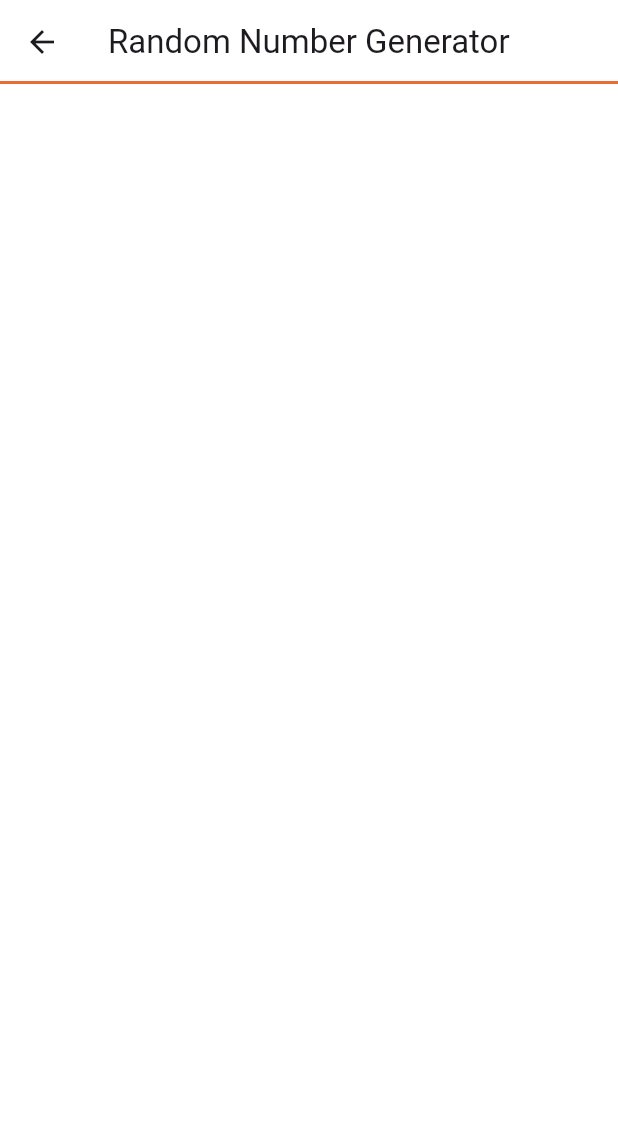
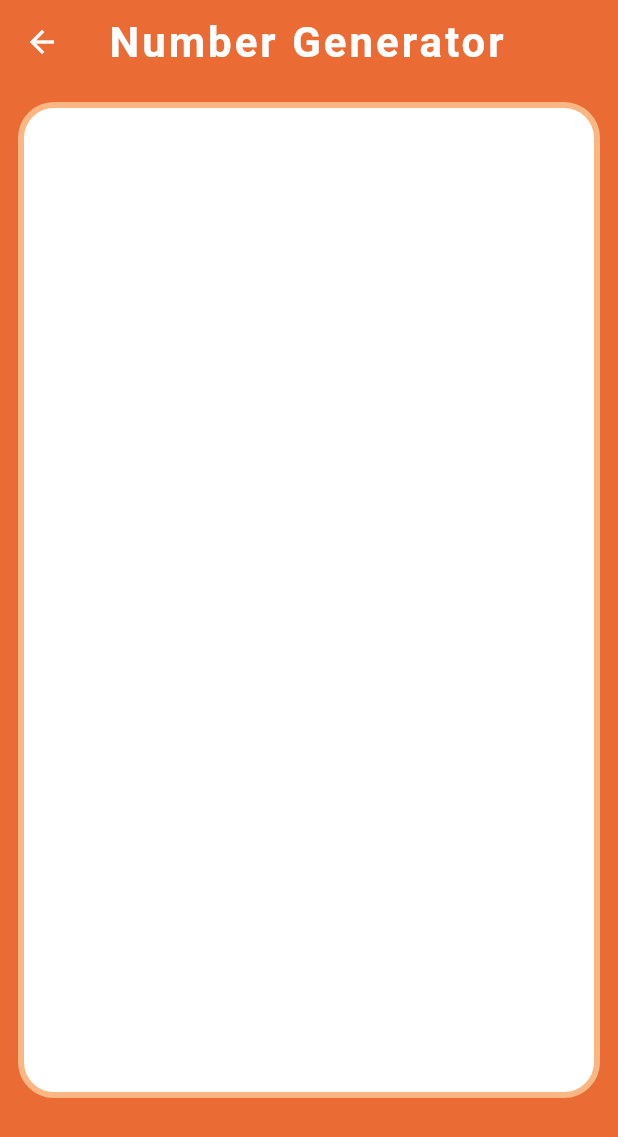
Before and after one commit to TavinaC/Decide., a Flutter app: the screen it shows after launch, after a tap on "Number Generator", on a phone screen of 412 x 824 dp. Shown: the top 1137 px of the screen. Run offline on Flutter 3.47's test engine with Material 3 defaults, Android fonts, the phone set to English and light mode, and no system bars; our stand-ins replace google_fonts.

Commit message:
styling updates

```diff
--- a/lib/components/app_bar.dart
+++ /dev/null
@@ -1,27 +0,0 @@
-import 'package:decide2/styles/colors.dart';
-import 'package:decide2/styles/sizes.dart';
-import 'package:flutter/material.dart';
-
-class Bar extends StatelessWidget implements PreferredSizeWidget{
-
-  final String title;
-
-  const Bar({super.key, required this.title});
-
-  @override
-  Widget build(BuildContext context) {
-    return AppBar(
-        title: Text(title),
-        backgroundColor: white,
-        shape: Border(
-          bottom: BorderSide(
-            color: primary,
-            width: border,
-          )
-        ),
-      );
-  }
-
-  @override
-  Size get preferredSize => const Size.fromHeight(kToolbarHeight);
-}
--- a/lib/components/base_page.dart
+++ b/lib/components/base_page.dart
@@ -1,5 +1,5 @@
-import 'package:decide2/components/app_bar.dart';
 import 'package:decide2/styles/colors.dart';
+import 'package:decide2/styles/sizes.dart';
 import 'package:flutter/material.dart';
 
 class BasePage extends StatelessWidget {
@@ -11,13 +11,31 @@ class BasePage extends StatelessWidget {
   @override
   Widget build(BuildContext context) {
     return Scaffold(
-      backgroundColor: white,
-      appBar: Bar(title: title,),
+      backgroundColor: primary,
+      appBar: AppBar(
+        backgroundColor: primary,
+        title: Text(
+          title,
+          style: title == "Decide." ? Theme.of(context).textTheme.titleLarge : Theme.of(context).textTheme.titleMedium,
+        ),
+        iconTheme: IconThemeData(
+          color: white,
+        ),
+        shape: Border(
+          bottom: BorderSide(
+            color: primary,
+            width: border,
+          )
+        ),
+      ),
       body: Column(
         children: [Expanded(
           child: container,
         )]
-      )
+      ),
+      bottomNavigationBar: BottomAppBar(
+        color: primary,
+      ),
     );
   }
 }
--- a/lib/components/home_buttons.dart
+++ b/lib/components/home_buttons.dart
@@ -11,22 +11,22 @@ class HomeButtons extends StatelessWidget{
 
   @override
   Widget build(BuildContext context) {
-    return GestureDetector(
-      onTap: () {
+    return Expanded(
+      child: GestureDetector(
+        onTap: () {
         Navigator.pushNamed(context, route);
       },
-      child: Padding(
-      padding: EdgeInsets.all(padding),
         child: Container(
           decoration: BoxDecoration(
+            color: white,
             border: Border.all(
-              color: primary,
+              color: primaryLight,
               width: border,
             ),
             borderRadius: BorderRadius.circular(radius),
           ),
           child: Center(
-            child: Text(text, style: TextStyle(color: black)))
+            child: Text(text, textAlign: TextAlign.center,))
           )
       )
     );
--- a/lib/main.dart
+++ b/lib/main.dart
@@ -2,8 +2,10 @@ import 'package:decide2/pages/coin_flip.dart';
 import 'package:decide2/pages/dice_roll.dart';
 import 'package:decide2/pages/rng.dart';
 import 'package:decide2/pages/spin_wheel.dart';
+import 'package:decide2/styles/colors.dart';
 import 'package:flutter/material.dart';
 import 'pages/home.dart';
+import 'package:google_fonts/google_fonts.dart';
 
 void main() {
   runApp(const MainApp());
@@ -16,6 +18,29 @@ class MainApp extends StatelessWidget {
   Widget build(BuildContext context) {
     return MaterialApp(
       home: const HomePage(),
+      theme: ThemeData(
+        textTheme: TextTheme(
+          titleLarge: GoogleFonts.dynaPuff(
+              fontSize: 32,
+              fontWeight: FontWeight.bold,
+              color: white,
+              letterSpacing: 2,
+            ),
+          titleMedium: GoogleFonts.dynaPuff(
+              fontSize: 28,
+              fontWeight: FontWeight.bold,
+              color: white,
+              letterSpacing: 2,
+            ),
+          bodyMedium: GoogleFonts.dynaPuff(
+              fontSize: 20,
+              fontWeight: FontWeight.bold,
+              color: primaryDark,
+              letterSpacing: 2,
+            ),
+          // Define other text styles as needed
+        ),
+      ),
       routes: {
         '/home':(context) => const HomePage(),
         '/rng':(context) => const RNG(),
--- a/lib/pages/coin_flip.dart
+++ b/lib/pages/coin_flip.dart
@@ -1,4 +1,6 @@
 import 'package:decide2/components/base_page.dart';
+import 'package:decide2/styles/colors.dart';
+import 'package:decide2/styles/sizes.dart';
 import 'package:flutter/material.dart';
 
 class Coin extends StatelessWidget {
@@ -9,7 +11,15 @@ class Coin extends StatelessWidget {
     return BasePage(
       title: "Coin Flip",
       container: Container(
-
+        margin: EdgeInsets.all(padding),
+        decoration: BoxDecoration(
+            color: white,
+            border: Border.all(
+              color: primaryLight,
+              width: border,
+            ),
+            borderRadius: BorderRadius.circular(radius),
+        )
     ));
   }
 }
--- a/lib/pages/dice_roll.dart
+++ b/lib/pages/dice_roll.dart
@@ -1,4 +1,6 @@
 import 'package:decide2/components/base_page.dart';
+import 'package:decide2/styles/colors.dart';
+import 'package:decide2/styles/sizes.dart';
 import 'package:flutter/material.dart';
 
 class Dice extends StatelessWidget {
@@ -9,7 +11,15 @@ class Dice extends StatelessWidget {
     return BasePage(
       title: "Dice Roll",
       container: Container(
-
+        margin: EdgeInsets.all(padding),
+        decoration: BoxDecoration(
+            color: white,
+            border: Border.all(
+              color: primaryLight,
+              width: border,
+            ),
+            borderRadius: BorderRadius.circular(radius),
+        )
     ));
   }
 }
--- a/lib/pages/home.dart
+++ b/lib/pages/home.dart
@@ -25,15 +25,40 @@ class HomePage extends StatelessWidget {
     return BasePage(
       title: "Decide.",
       container: Container(
-        padding: EdgeInsets.only(left:padding, right:padding, bottom: padding),
-          child: GridView.builder(
-            itemCount: buttons.length,
-            gridDelegate: SliverGridDelegateWithFixedCrossAxisCount(crossAxisCount: 2),
-            itemBuilder: (BuildContext context, int index) {
-              return HomeButtons(
-                text: buttons[index],
-                route: routes[index],
-                );
-            })
+        padding: EdgeInsets.all(padding),
+          child:
+            Column(
+              spacing: padding,
+              children: [
+              Expanded(child:
+                Row(
+                  spacing: padding,
+                  children: [
+                  HomeButtons(
+                    text: buttons[0],
+                    route: routes[0],
+                    ),
+                  HomeButtons(
+                    text: buttons[1],
+                    route: routes[1],
+                    ),
+                ],),
+              ),
+              Expanded(child:
+                Row(
+                  spacing: padding,
+                  children: [
+                  HomeButtons(
+                    text: buttons[2],
+                    route: routes[2],
+                    ),
+                  HomeButtons(
+                    text: buttons[3],
+                    route: routes[3],
+                    ),
+                ],),
+              ),
+          ],)
+
     ));
 }}
--- a/lib/pages/rng.dart
+++ b/lib/pages/rng.dart
@@ -1,4 +1,6 @@
 import 'package:decide2/components/base_page.dart';
+import 'package:decide2/styles/colors.dart';
+import 'package:decide2/styles/sizes.dart';
 import 'package:flutter/material.dart';
 
 class RNG extends StatelessWidget {
@@ -7,9 +9,17 @@ class RNG extends StatelessWidget {
   @override
   Widget build(BuildContext context) {
     return BasePage(
-      title: "Random Number Generator",
+      title: "Number Generator",
       container: Container(
-
+        margin: EdgeInsets.all(padding),
+        decoration: BoxDecoration(
+            color: white,
+            border: Border.all(
+              color: primaryLight,
+              width: border,
+            ),
+            borderRadius: BorderRadius.circular(radius),
+        )
     ));
   }
 }
--- a/lib/pages/spin_wheel.dart
+++ b/lib/pages/spin_wheel.dart
@@ -1,4 +1,6 @@
 import 'package:decide2/components/base_page.dart';
+import 'package:decide2/styles/colors.dart';
+import 'package:decide2/styles/sizes.dart';
 import 'package:flutter/material.dart';
 
 class Wheel extends StatelessWidget {
@@ -9,7 +11,15 @@ class Wheel extends StatelessWidget {
     return BasePage(
       title: "Wheel Selector",
       container: Container(
-
+        margin: EdgeInsets.all(padding),
+        decoration: BoxDecoration(
+            color: white,
+            border: Border.all(
+              color: primaryLight,
+              width: border,
+            ),
+            borderRadius: BorderRadius.circular(radius),
+        )
     ));
   }
 }
--- a/lib/styles/colors.dart
+++ b/lib/styles/colors.dart
@@ -1,6 +1,8 @@
 import 'package:flutter/material.dart';
 
-Color primary = Color(0xFFeb6b34);
+Color primary = Color.fromARGB(255, 235, 107, 52);
+Color primaryDark = Color.fromARGB(255, 159, 51, 12);
+Color primaryLight = Color.fromARGB(255, 250, 183, 132);
 Color red = Color.fromARGB(255, 197, 34, 34);
 Color green = Color.fromARGB(255, 33, 93, 24);
 Color blue = Color.fromARGB(255, 15, 32, 143);
--- a/lib/styles/sizes.dart
+++ b/lib/styles/sizes.dart
@@ -1,3 +1,3 @@
-double border = 2;
+double border = 4;
 double radius = 24;
-double padding = 8;
+double padding = 12;
--- a/pubspec.yaml
+++ b/pubspec.yaml
@@ -9,6 +9,7 @@ environment:
 dependencies:
   flutter:
     sdk: flutter
+  google_fonts: ^6.3.2
 
 dev_dependencies:
   flutter_test:
```
Also changed, not shown: pubspec.lock, 10 other files.
